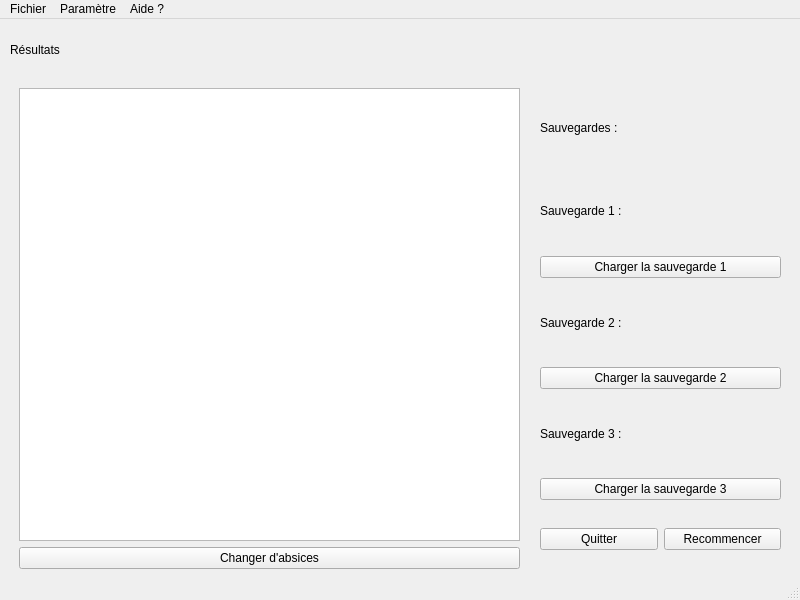
Nellou90/HM40Fitts, file HM40_projet_fitts_RENAUD_CHAUSSON/resultats.ui: the form before one commit.
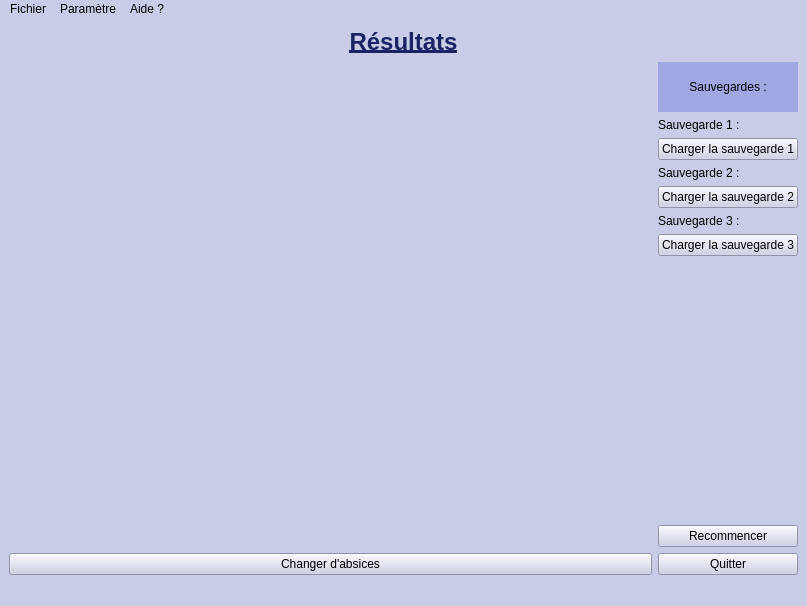
The form after the commit.

Commit message: avancement page result

```diff
--- a/HM40_projet_fitts_RENAUD_CHAUSSON/resultats.ui
+++ b/HM40_projet_fitts_RENAUD_CHAUSSON/resultats.ui
@@ -6,47 +6,55 @@
    <rect>
     <x>0</x>
     <y>0</y>
-    <width>800</width>
-    <height>600</height>
+    <width>807</width>
+    <height>606</height>
    </rect>
   </property>
   <property name="windowTitle">
    <string>MainWindow</string>
   </property>
+  <property name="styleSheet">
+   <string notr="true">background-color: rgb(200, 204, 230);</string>
+  </property>
   <widget class="QWidget" name="centralwidget">
-   <widget class="QWidget" name="verticalLayoutWidget">
-    <property name="geometry">
-     <rect>
-      <x>10</x>
-      <y>10</y>
-      <width>781</width>
-      <height>41</height>
-     </rect>
-    </property>
+   <layout class="QVBoxLayout" name="verticalLayout_6">
+    <item>
     <layout class="QVBoxLayout" name="verticalLayout">
      <item>
       <widget class="QLabel" name="label">
+        <property name="styleSheet">
+         <string notr="true">font: 9pt &quot;Louis George Café&quot;;</string>
+        </property>
        <property name="text">
-        <string>Résultats</string>
-       </property>
+         <string>&lt;html&gt;&lt;head/&gt;&lt;body&gt;&lt;h1 align=&quot;center&quot; style=&quot; margin-top:18px; margin-bottom:12px; margin-left:0px; margin-right:0px; -qt-block-indent:0; text-indent:0px;&quot;&gt;&lt;span style=&quot; font-size:xx-large; font-weight:700; text-decoration: underline; color:#1a2465;&quot;&gt;Résultats&lt;/span&gt;&lt;/h1&gt;&lt;/body&gt;&lt;/html&gt;</string>
+        </property>
+        <property name="alignment">
+         <set>Qt::AlignCenter</set>
+        </property>
       </widget>
      </item>
     </layout>
-   </widget>
-   <widget class="QWidget" name="gridLayoutWidget">
-    <property name="geometry">
-     <rect>
-      <x>19</x>
-      <y>69</y>
-      <width>501</width>
-      <height>481</height>
-     </rect>
-    </property>
-    <layout class="QGridLayout" name="gridLayout">
-     <item row="0" column="0">
-      <widget class="QGraphicsView" name="graphicsView"/>
-     </item>
-     <item row="1" column="0">
+    </item>
+    <item>
+     <layout class="QHBoxLayout" name="horizontalLayout_3">
+      <item>
+       <layout class="QVBoxLayout" name="verticalLayout_5">
+        <item>
+         <widget class="QFrame" name="frameGraphe">
+          <property name="sizePolicy">
+           <sizepolicy hsizetype="Expanding" vsizetype="Expanding">
+            <horstretch>0</horstretch>
+            <verstretch>0</verstretch>
+           </sizepolicy>
+          </property>
+          <layout class="QHBoxLayout" name="horizontalLayout_4">
+           <item>
+            <layout class="QVBoxLayout" name="LayoutGraphe"/>
+           </item>
+          </layout>
+         </widget>
+        </item>
+        <item>
       <widget class="QPushButton" name="pushButton_3">
        <property name="text">
         <string>Changer d'absices</string>
@@ -54,48 +62,35 @@
       </widget>
      </item>
     </layout>
-   </widget>
-   <widget class="QWidget" name="horizontalLayoutWidget">
-    <property name="geometry">
-     <rect>
-      <x>540</x>
-      <y>490</y>
-      <width>241</width>
-      <height>61</height>
-     </rect>
-    </property>
-    <layout class="QHBoxLayout" name="horizontalLayout">
-     <item>
-      <widget class="QPushButton" name="pushButton">
-       <property name="text">
-        <string>Quitter</string>
-       </property>
-      </widget>
      </item>
      <item>
-      <widget class="QPushButton" name="pushButton_2">
-       <property name="text">
-        <string>Recommencer</string>
-       </property>
-      </widget>
-     </item>
-    </layout>
-   </widget>
-   <widget class="QWidget" name="verticalLayoutWidget_2">
-    <property name="geometry">
-     <rect>
-      <x>540</x>
-      <y>70</y>
-      <width>241</width>
-      <height>411</height>
-     </rect>
-    </property>
+       <layout class="QVBoxLayout" name="verticalLayout_3">
+        <item>
     <layout class="QVBoxLayout" name="verticalLayout_2">
      <item>
       <widget class="QLabel" name="label_2">
+            <property name="sizePolicy">
+             <sizepolicy hsizetype="Preferred" vsizetype="Preferred">
+              <horstretch>0</horstretch>
+              <verstretch>0</verstretch>
+             </sizepolicy>
+            </property>
+            <property name="minimumSize">
+             <size>
+              <width>0</width>
+              <height>50</height>
+             </size>
+            </property>
+            <property name="styleSheet">
+             <string notr="true">background-color: rgb(159, 168, 226);
+</string>
+            </property>
        <property name="text">
         <string>Sauvegardes :</string>
        </property>
+            <property name="alignment">
+             <set>Qt::AlignCenter</set>
+            </property>
       </widget>
      </item>
      <item>
@@ -141,15 +136,51 @@
       </widget>
      </item>
     </layout>
-   </widget>
+        </item>
+        <item>
+         <layout class="QVBoxLayout" name="verticalLayout_4">
+          <item>
+           <spacer name="verticalSpacer">
+            <property name="orientation">
+             <enum>Qt::Vertical</enum>
+            </property>
+            <property name="sizeHint" stdset="0">
+             <size>
+              <width>20</width>
+              <height>40</height>
+             </size>
+            </property>
+           </spacer>
+          </item>
+          <item>
+           <widget class="QPushButton" name="pushButton_2">
+            <property name="text">
+             <string>Recommencer</string>
+            </property>
+           </widget>
+          </item>
+          <item>
+           <widget class="QPushButton" name="pushButton">
+            <property name="text">
+             <string>Quitter</string>
+            </property>
+           </widget>
+          </item>
+         </layout>
+        </item>
+       </layout>
+      </item>
+     </layout>
+    </item>
+   </layout>
   </widget>
   <widget class="QMenuBar" name="menubar">
    <property name="geometry">
     <rect>
      <x>0</x>
      <y>0</y>
-     <width>800</width>
-     <height>22</height>
+     <width>807</width>
+     <height>21</height>
     </rect>
    </property>
    <widget class="QMenu" name="menuFichier">
```
Lines whose indentation alone changed are shown as unchanged.
